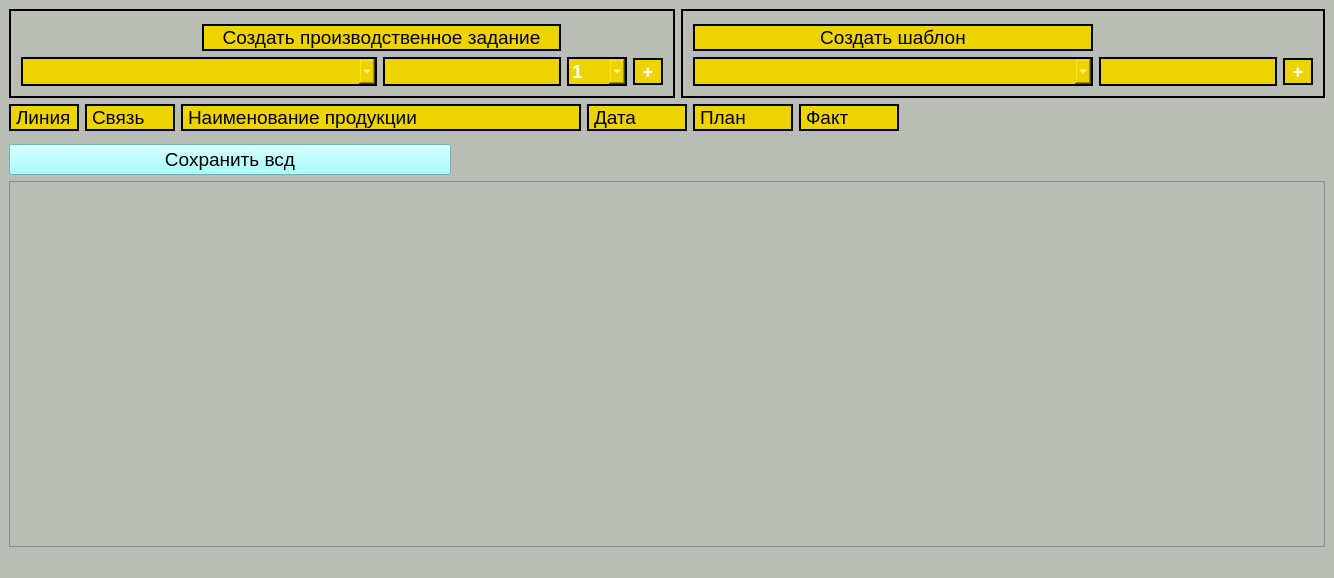
This is mainwindow.ui in avovana/master_labeling as Qt 5 draws it before an edit. The edited form follows.
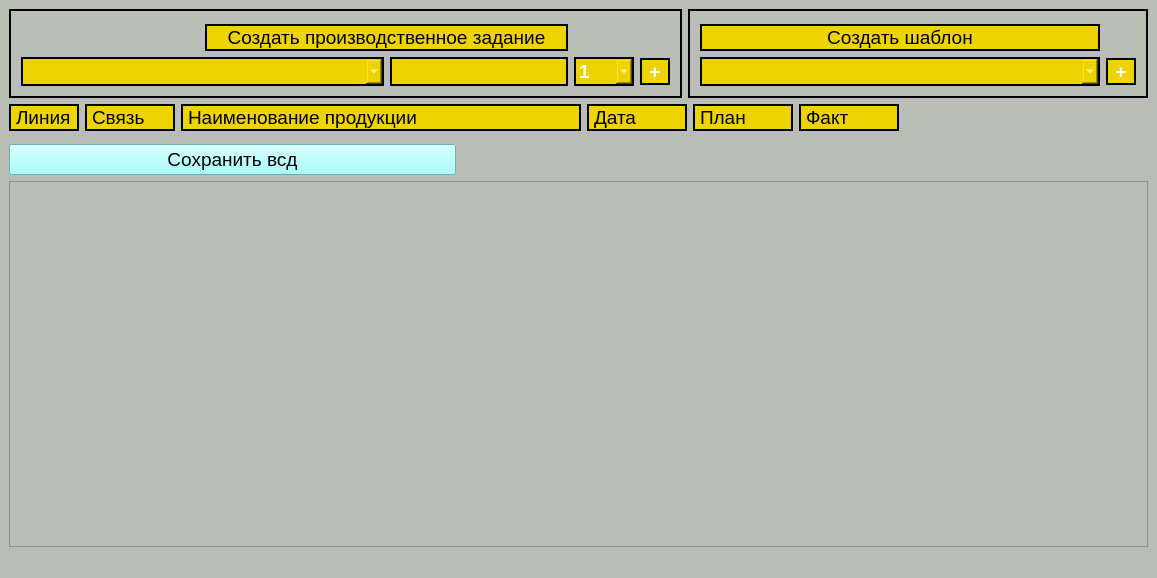
This is the edited form.

```diff
--- a/mainwindow.ui
+++ b/mainwindow.ui
@@ -344,7 +344,7 @@
            </property>
           </widget>
          </item>
-         <item row="1" column="2">
+         <item row="1" column="1">
           <widget class="QPushButton" name="make_template_pushbutton">
            <property name="minimumSize">
             <size>
@@ -402,18 +402,6 @@
            </property>
           </widget>
          </item>
-         <item row="1" column="1">
-          <widget class="QLineEdit" name="date_make_template_line_edit">
-           <property name="font">
-            <font>
-             <pointsize>14</pointsize>
-            </font>
-           </property>
-           <property name="styleSheet">
-            <string notr="true">background-color: rgb(237, 212, 0);</string>
-           </property>
-          </widget>
-         </item>
         </layout>
        </widget>
       </item>
```
